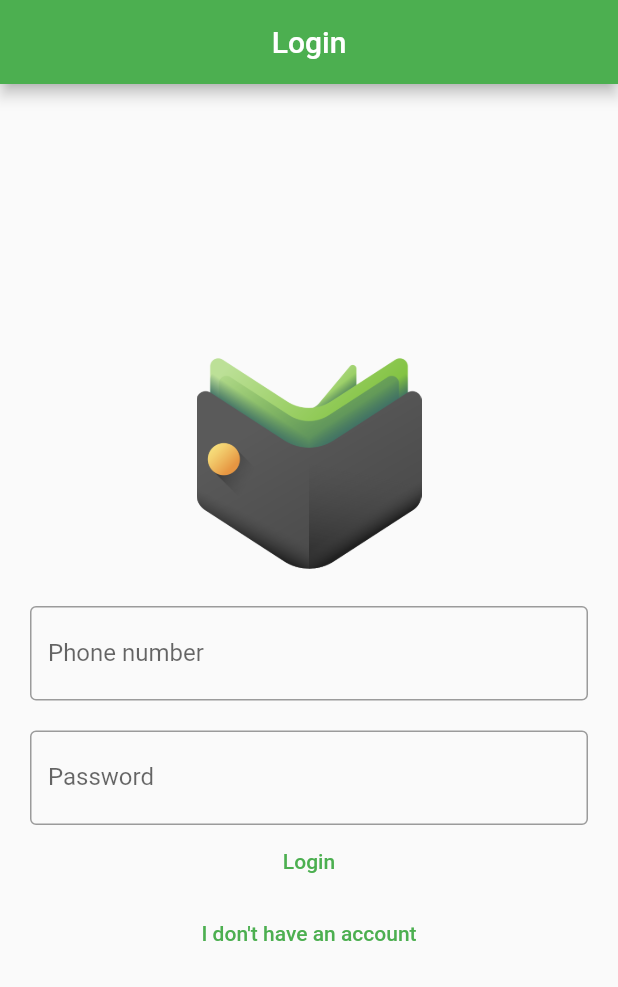
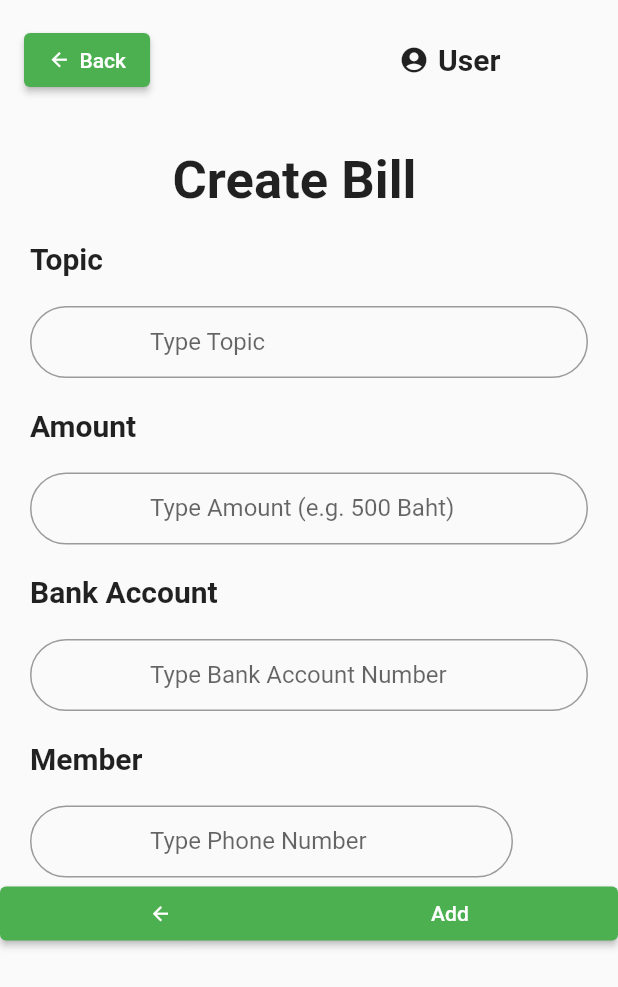
Before and after one commit to changatKU/mobile_final_project, a Flutter app: the screen it shows after launch, on a phone screen of 412 x 824 dp. Shown: the top 987 px of the screen. Run offline on Flutter 3.47's test engine with Material 2 defaults, Android fonts, the phone set to English and light mode, and no system bars; missing offline and left inert: dart:ffi.

Commit message:
Update Create Bill Equal Page

```diff
--- /dev/null
+++ b/lib/createBillEqual.dart
@@ -0,0 +1,178 @@
+import 'dart:ffi';
+
+import 'package:final_project/main.dart';
+import 'package:final_project/register.dart';
+import 'package:flutter/material.dart';
+import 'package:flutter/src/widgets/framework.dart';
+import 'package:flutter/src/widgets/placeholder.dart';
+
+class CreateBillEqualScreen extends StatefulWidget {
+  const CreateBillEqualScreen({super.key});
+
+  @override
+  State<CreateBillEqualScreen> createState() => _CreateBillEqualScreenState();
+}
+
+class _CreateBillEqualScreenState extends State<CreateBillEqualScreen> {
+  TextField createBillField(
+      String hint_text, TextInputType textInputType) {
+    return TextField(
+      decoration: InputDecoration(
+        labelText: hint_text,
+        border: OutlineInputBorder(borderRadius: BorderRadius.circular(40.0)),
+        hintText: hint_text,
+        hintStyle: TextStyle(fontSize: 10, height: 2.0),
+        contentPadding: EdgeInsets.only(left: 80),
+        //textAlign: TextAlign.center
+      ),
+      keyboardType: textInputType,
+    );
+  }
+
+  @override
+  Widget build(BuildContext context) {
+    // List<Widget> widget=<Widget>[];
+
+    return Scaffold (
+      // appBar: AppBar (
+      //   title: Text ('Create Bill',),
+      // centerTitle: true,
+    // ),
+      body: SafeArea(
+        child: SingleChildScrollView(
+          child:
+            Column(
+             crossAxisAlignment: CrossAxisAlignment.start,
+             mainAxisSize: MainAxisSize.min, children: //Header
+        [
+          Row(mainAxisAlignment: MainAxisAlignment.start, children:
+          [
+            Container(
+              alignment: Alignment.topLeft,
+              padding: const EdgeInsets.all(16.0),
+              child: ElevatedButton (
+              onPressed: () {
+                Navigator.push (
+                context, MaterialPageRoute(
+                builder: (context) => const RegisterScreen() // change route
+                ),);
+              },
+            child: Row(mainAxisAlignment: MainAxisAlignment.spaceEvenly, children:
+            [
+              Icon(
+                Icons.arrow_back_outlined,
+                size: 15.0),
+                Padding(padding: EdgeInsets.only(left: 6.0)),
+                Text('Back'),
+              ],),),),
+
+            Padding(padding: EdgeInsets.only(right: 150.0)),
+
+            Container(
+              child: Row(mainAxisAlignment: MainAxisAlignment.center, children:
+            [
+              Icon(
+              Icons.account_circle,
+              size:20.0
+              ),
+
+           Padding(padding: EdgeInsets.only(left: 6.0)),
+           Text('User', style: TextStyle(
+            fontSize: 20.0,
+            fontWeight: FontWeight.bold,
+           ),),],))
+
+          ],), // heder ending
+        Container(
+          margin: EdgeInsets.only(top: 20.0, left: 115.0),
+          child: Text('Create Bill', style: TextStyle(
+            fontSize: 35,
+            fontWeight: FontWeight.bold,
+          )),
+        ),
+
+        Container(
+          margin: EdgeInsets.only(top: 20.0, left: 20.0),
+          child: Text('Topic', style: TextStyle(
+            fontSize: 20,
+            fontWeight: FontWeight.w600,
+          )),
+        ),
+
+        Container(
+          margin: EdgeInsets.only(top: 20.0, left: 20.0, right: 20.0),
+          child: createBillField('Type Topic', TextInputType.text)
+        ),
+
+        Container(
+          margin: EdgeInsets.only(top: 20.0, left: 20.0),
+          child: Text('Amount', style: TextStyle(
+            fontSize: 20,
+            fontWeight: FontWeight.w600,
+          )),
+        ),
+
+        Container(
+          margin: EdgeInsets.only(top: 20.0, left: 20.0, right: 20.0),
+          child: createBillField('Type Amount (e.g. 500 Baht)', TextInputType.number)
+        ),
+
+        Container(
+          margin: EdgeInsets.only(top: 20.0, left: 20.0),
+          child: Text('Bank Account', style: TextStyle(
+            fontSize: 20,
+            fontWeight: FontWeight.w600,
+          )),
+        ),
+
+        Container(
+          margin: EdgeInsets.only(top: 20.0, left: 20.0, right: 20.0),
+          child: createBillField('Type Bank Account Number', TextInputType.text)
+        ),
+
+        Container(
+          margin: EdgeInsets.only(top: 20.0, left: 20.0),
+          child: Text('Member', style: TextStyle(
+            fontSize: 20,
+            fontWeight: FontWeight.w600,
+          )),
+        ),
+
+        // Row(mainAxisAlignment: MainAxisAlignment.spaceEvenly, children:
+        // [],),
+
+        Container(
+          margin: EdgeInsets.only(top: 20.0, left: 20.0, right: 70.0),
+          child:
+            // Row(mainAxisAlignment: MainAxisAlignment.spaceEvenly, children:
+            // [
+              createBillField('Type Phone Number', TextInputType.text),
+            // ],),
+          ),
+
+        Container(
+          child: ElevatedButton (
+            onPressed: () {
+              Navigator.push (
+              context, MaterialPageRoute(
+                builder: (context) => const RegisterScreen() // change route
+                ),);
+              },
+            child: Row(mainAxisAlignment: MainAxisAlignment.spaceEvenly, children:
+            [
+              Icon(
+                Icons.arrow_back_outlined,
+                size: 15.0),
+                Padding(padding: EdgeInsets.only(left: 6.0)),
+                Text('Add'),
+              ],),),
+
+          ),
+
+
+         ],),
+        ),
+    ),
+    );
+  }
+}
--- a/lib/main.dart
+++ b/lib/main.dart
@@ -1,6 +1,7 @@
 import 'package:flutter/material.dart';
 import './login.dart';
 import './register.dart';
+import 'createBillEqual.dart';
 
 void main() {
   runApp(Main());
@@ -16,8 +17,9 @@ class Main extends StatelessWidget {
       theme: ThemeData(primarySwatch: Colors.green),
       initialRoute: '/',
       routes: {
-        '/': (context) => LoginScreen(),
-        '/register': (context) => RegisterScreen()
+        // '/': (context) => LoginScreen(),
+        // '/register': (context) => RegisterScreen(),
+        '/' : (context) => CreateBillEqualScreen()
       },
     );
   }
```
